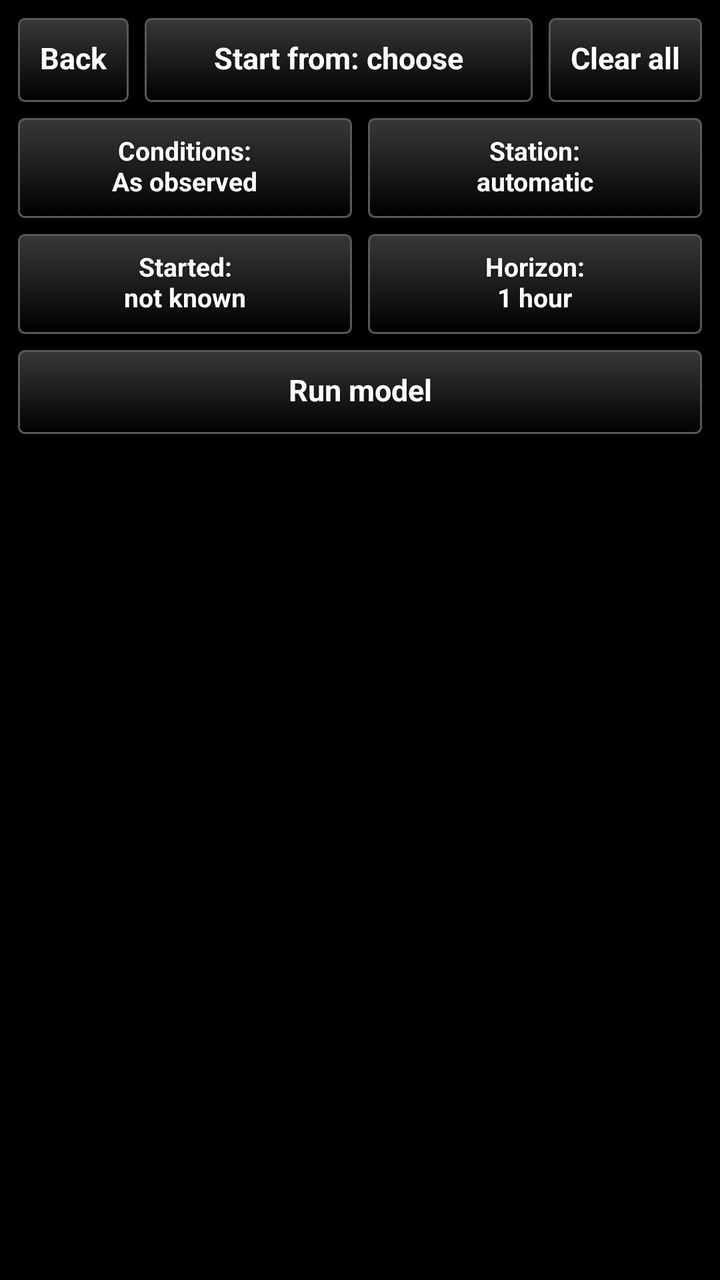
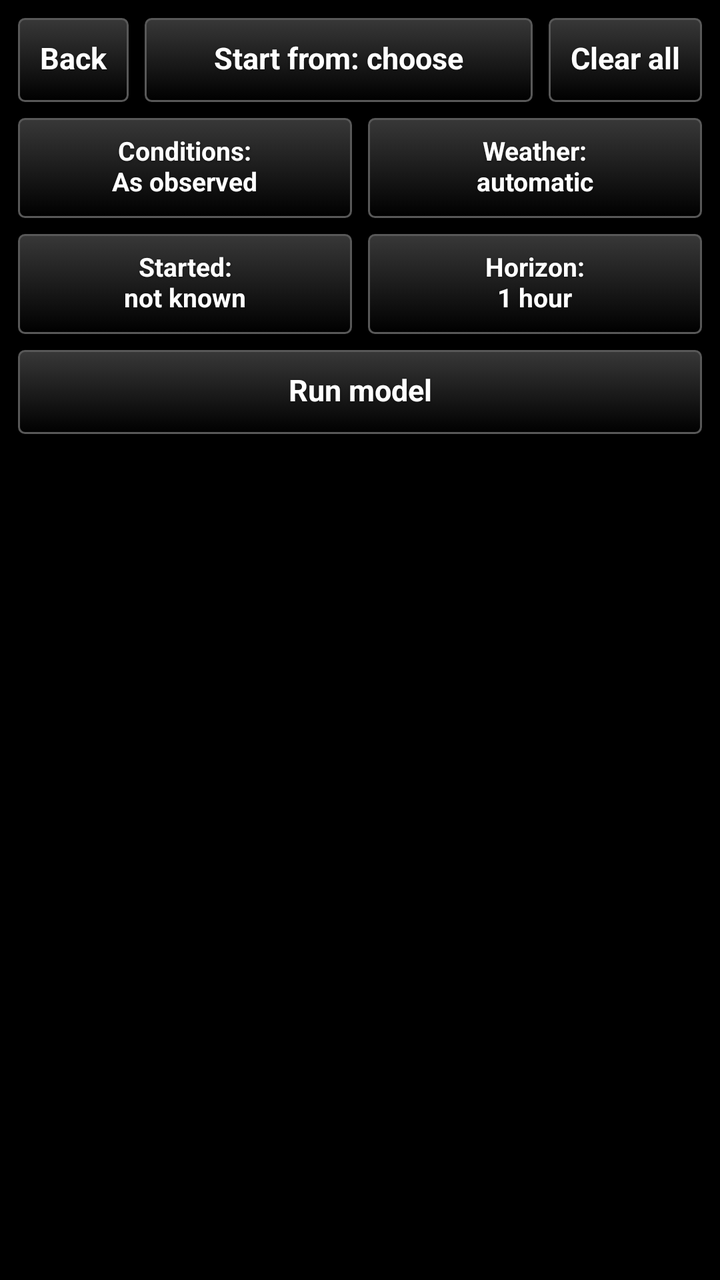

Screens rendered from an Android XML layout before and after an edit, with the pre-edit source and the edit as a unified diff.
<!-- AndroidManifest.xml: application theme AppTheme -->
<!-- res/layout/model_panel.xml -->
<?xml version="1.0" encoding="utf-8"?>
<LinearLayout xmlns:android="http://schemas.android.com/apk/res/android"
    android:layout_width="match_parent"
    android:layout_height="match_parent"
    android:orientation="vertical"
    android:padding="8dp">
    <LinearLayout
        android:layout_width="match_parent"
        android:layout_height="wrap_content"
        android:orientation="horizontal"
        android:baselineAligned="false">
        <Button
            android:id="@+id/btn_back"
            style="@style/TakwerxButton"
            android:layout_width="wrap_content"
            android:layout_height="wrap_content"
            android:text="Back" />
        <Button
            android:id="@+id/btn_place"
            style="@style/TakwerxButton"
            android:layout_width="0dp"
            android:layout_weight="1"
            android:layout_height="wrap_content"
            android:layout_marginLeft="6dp"
            android:text="Start from: choose" />
        <Button
            android:id="@+id/btn_clear"
            style="@style/TakwerxButton"
            android:layout_width="wrap_content"
            android:layout_height="wrap_content"
            android:layout_marginLeft="6dp"
            android:text="Clear all" />
    </LinearLayout>
    <ScrollView
        android:layout_width="match_parent"
        android:layout_height="0dp"
        android:layout_weight="1"
        android:focusableInTouchMode="true"
        android:descendantFocusability="beforeDescendants">
        <LinearLayout
            android:layout_width="match_parent"
            android:layout_height="wrap_content"
            android:orientation="vertical"
            android:paddingBottom="12dp">
            <LinearLayout
                android:layout_width="match_parent"
                android:layout_height="wrap_content"
                android:orientation="horizontal"
                android:baselineAligned="false"
                android:paddingTop="6dp">
                <Button
                    android:id="@+id/btn_conditions"
                    style="@style/TakwerxTileButton"
                    android:layout_width="0dp"
                    android:layout_weight="1"
                    android:layout_height="wrap_content"
                    android:text="Conditions:\nAs observed" />
                <Button
                    android:id="@+id/btn_station"
                    style="@style/TakwerxTileButton"
                    android:layout_width="0dp"
                    android:layout_weight="1"
                    android:layout_height="wrap_content"
                    android:layout_marginLeft="6dp"
                    android:text="Station:\nautomatic" />
            </LinearLayout>
            <LinearLayout
                android:layout_width="match_parent"
                android:layout_height="wrap_content"
                android:orientation="horizontal"
                android:baselineAligned="false"
                android:paddingTop="6dp">
                <Button
                    android:id="@+id/btn_started"
                    style="@style/TakwerxTileButton"
                    android:layout_width="0dp"
                    android:layout_weight="1"
                    android:layout_height="wrap_content"
                    android:text="Started:\nnot known" />
                <Button
                    android:id="@+id/btn_horizon"
                    style="@style/TakwerxTileButton"
                    android:layout_width="0dp"
                    android:layout_weight="1"
                    android:layout_height="wrap_content"
                    android:layout_marginLeft="6dp"
                    android:text="Horizon:\n1 hour" />
            </LinearLayout>
            <LinearLayout
                android:layout_width="match_parent"
                android:layout_height="wrap_content"
                android:orientation="horizontal"
                android:baselineAligned="false"
                android:paddingTop="6dp">
                <Button
                    android:id="@+id/btn_run"
                    style="@style/TakwerxButton"
                    android:layout_width="0dp"
                    android:layout_weight="1"
                    android:layout_height="wrap_content"
                    android:text="Run model" />
            </LinearLayout>
            <LinearLayout
                android:id="@+id/model_body"
                android:layout_width="match_parent"
                android:layout_height="wrap_content"
                android:orientation="vertical" />
        </LinearLayout>
    </ScrollView>
</LinearLayout>
<!-- resources referenced by this layout -->
<resources>
  <style name="TakwerxButton" parent="@style/darkButton">
          <item name="android:paddingLeft">12dp</item>
          <item name="android:paddingRight">12dp</item>
          <item name="android:paddingTop">6dp</item>
          <item name="android:paddingBottom">8dp</item>
          <item name="android:minHeight">44dp</item>
          <item name="android:minWidth">0dp</item>
          <item name="android:textSize">15sp</item>
          <item name="android:singleLine">true</item>
          <item name="android:ellipsize">end</item>
      </style>
  <style name="TakwerxTileButton" parent="@style/TakwerxButton">
          <item name="android:textSize">13sp</item>
          <item name="android:singleLine">false</item>
          <item name="android:maxLines">2</item>
          <item name="android:minHeight">52dp</item>
      </style>
  <style name="AppTheme" parent="@android:style/Theme.Holo">
          <item name="android:buttonStyle">@android:style/Widget.Button</item>
          <item name="android:imageButtonStyle">@android:style/Widget.Button</item>
          <item name="android:buttonStyleToggle">@android:style/Widget.Button</item>
          <item name="android:spinnerStyle">@style/ATAKSpinner</item>
          <item name="android:spinnerItemStyle">@style/ATAKSpinnerItem</item>
          <item name="android:editTextStyle">@style/ATAKEditText</item>
      </style>
  <style name="darkButton" parent="@android:style/Widget.Button">
          <item name="android:background">@drawable/btn_gray</item>
          <item name="android:shadowColor">@color/darker_gray</item>
          <item name="android:shadowDy">1</item>
          <item name="android:shadowRadius">2</item>
          <item name="android:textColor">@color/white</item>
          <item name="android:textStyle">bold</item>
          <item name="android:paddingTop">0dp</item>
          <item name="android:paddingBottom">3dp</item>
          <item name="android:textSize">@dimen/fontSize</item>
      </style>
  <style name="ATAKSpinner" parent="@android:style/Widget.Spinner">
          <item name="android:spinnerMode">dialog</item>
      </style>
  <style name="ATAKSpinnerItem">
          <item name="android:textColor">@android:color/white</item>
          <item name="android:dropDownVerticalOffset">0dip</item>
          <item name="android:dropDownHorizontalOffset">0dip</item>
          <item name="android:dropDownWidth">wrap_content</item>
          <item name="android:gravity">left|center_vertical</item>
      </style>
  <style name="ATAKEditText" parent="@android:style/Widget.EditText">
          
          
  
          
          <item name="android:imeOptions">flagNoFullscreen</item>
      </style>
  <color name="darker_gray">#121212</color>
  <color name="white">#ffffff</color>
  <dimen name="fontSize">14sp</dimen>
  <!-- drawable new_dark_button_disabled (drawable) -->
  <?xml version="1.0" encoding="utf-8"?>
  <layer-list xmlns:android="http://schemas.android.com/apk/res/android">
      <item android:bottom="1dp" android:right="1dp" android:left="1dp" android:top="1dp">
          <shape android:shape="rectangle">
              <corners android:radius="3dp" />
              <stroke
                  android:width="1dp"
                  android:color="#484848" />
              <solid android:color="#484848" />
          </shape>
      </item>
  </layer-list>
  <!-- drawable new_dark_button_bg (drawable) -->
  <?xml version="1.0" encoding="utf-8"?>
  <layer-list xmlns:android="http://schemas.android.com/apk/res/android">
      <item android:bottom="1dp" android:right="1dp" android:left="1dp" android:top="1dp">
          <shape android:shape="rectangle">
              <corners android:radius="3dp" />
              <stroke
                  android:width="1dp"
                  android:color="#585858" />
              <gradient
                  android:startColor="#000000"
                  android:endColor="#383838"
                  android:angle="90"/>
          </shape>
      </item>
  </layer-list>
  <!-- unchanged entries left out for length: 2 -->
</resources>

<!-- the commit's change to res/layout/model_panel.xml (unified diff, before → after) -->
@@ -62,7 +62,7 @@
                     android:layout_weight="1"
                     android:layout_height="wrap_content"
                     android:layout_marginLeft="6dp"
-                    android:text="Station:\nautomatic" />
+                    android:text="Weather:\nautomatic" />
             </LinearLayout>
             <LinearLayout
                 android:layout_width="match_parent"
